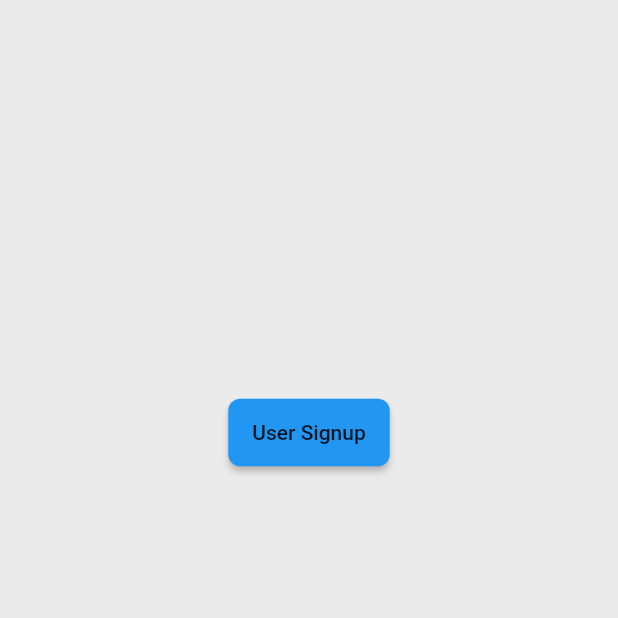
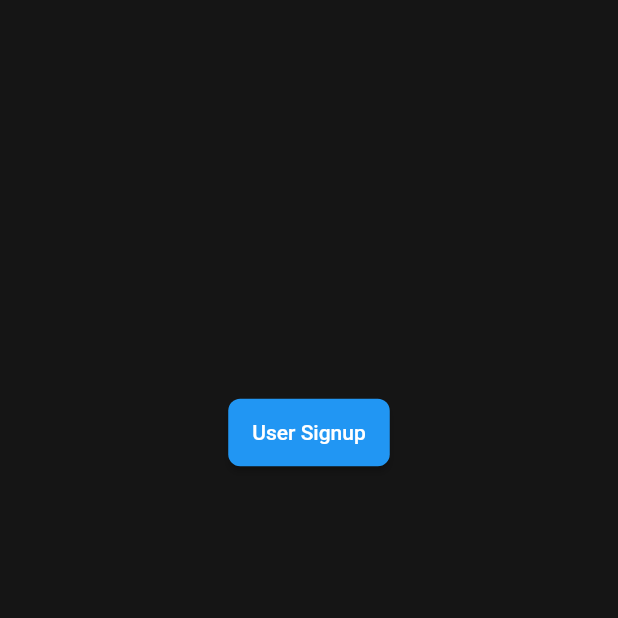
Before and after one commit to MeRajat/experto, a Flutter app: the screen it shows after launch, on a phone screen of 412 x 824 dp, the top half of it. Run offline on Flutter 3.47's test engine with Material 2 defaults, Android fonts, the phone set to English and light mode, and no system bars; our stand-ins replace firebase_auth; accounts and stored records are empty; Roboto replaces fonts that are missing (Ubuntu); project files that could hold a hidden picture were left out.

Commit message:
dark theme by default

```diff
--- a/lib/main.dart
+++ b/lib/main.dart
@@ -1,9 +1,9 @@
-import 'package:experto/user_authentication/login_page.dart';
 import 'package:flutter/cupertino.dart';
 import "package:flutter/material.dart";
 
 import "./home_page/home_page.dart";
 import "./user_authentication/signup_page.dart";
+import "./user_authentication/login_page.dart";
 import "./user_page/home_page.dart" as user;
 
 import './theme.dart';
@@ -17,10 +17,10 @@ class MyApp extends StatelessWidget {
       routes: {
         "/user_signup": (context) => SignupPage(),
         "/user_home": (context) => user.HomePage(),
-        '/user_login': (context)=> LoginPage(),
+        "/user_login": (context) => LoginPage(),
       },
-      darkTheme: theme.darkTheme(),
-      theme: theme.lightTheme(),
+      //darkTheme: theme.darkTheme(),
+      theme: theme.darkTheme(),
       home: HomePage(),
     );
   }
```
